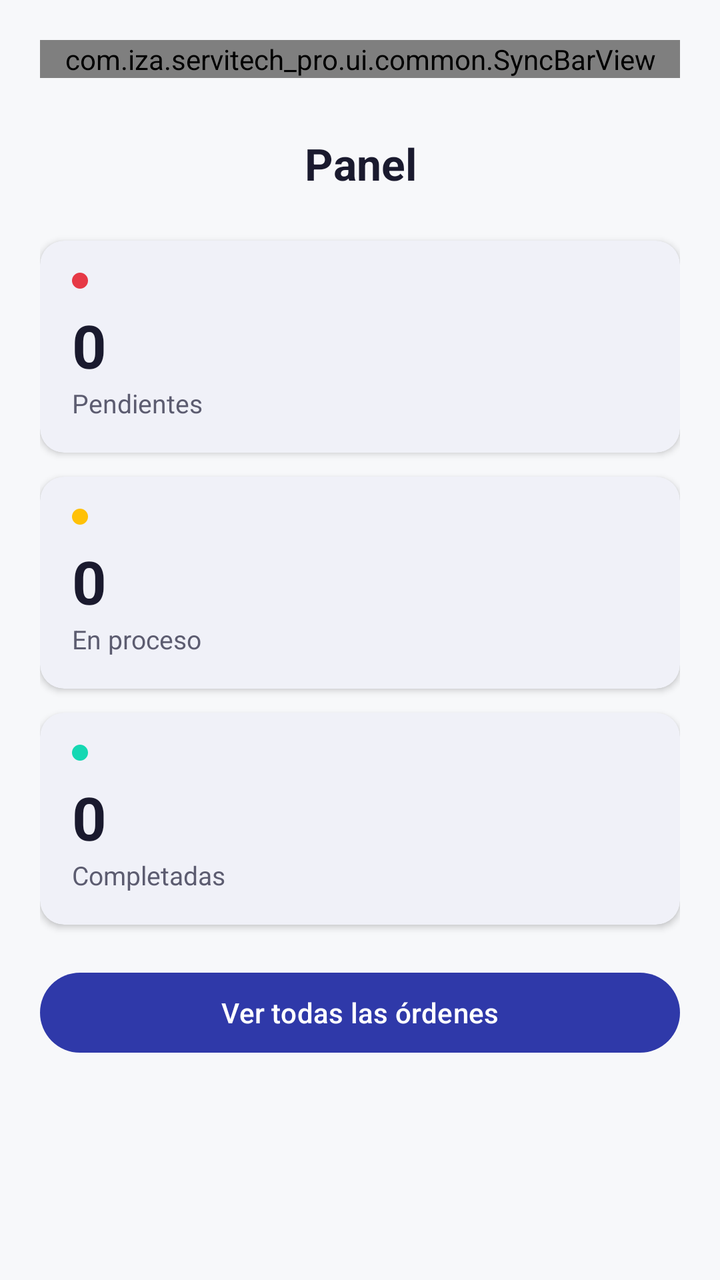
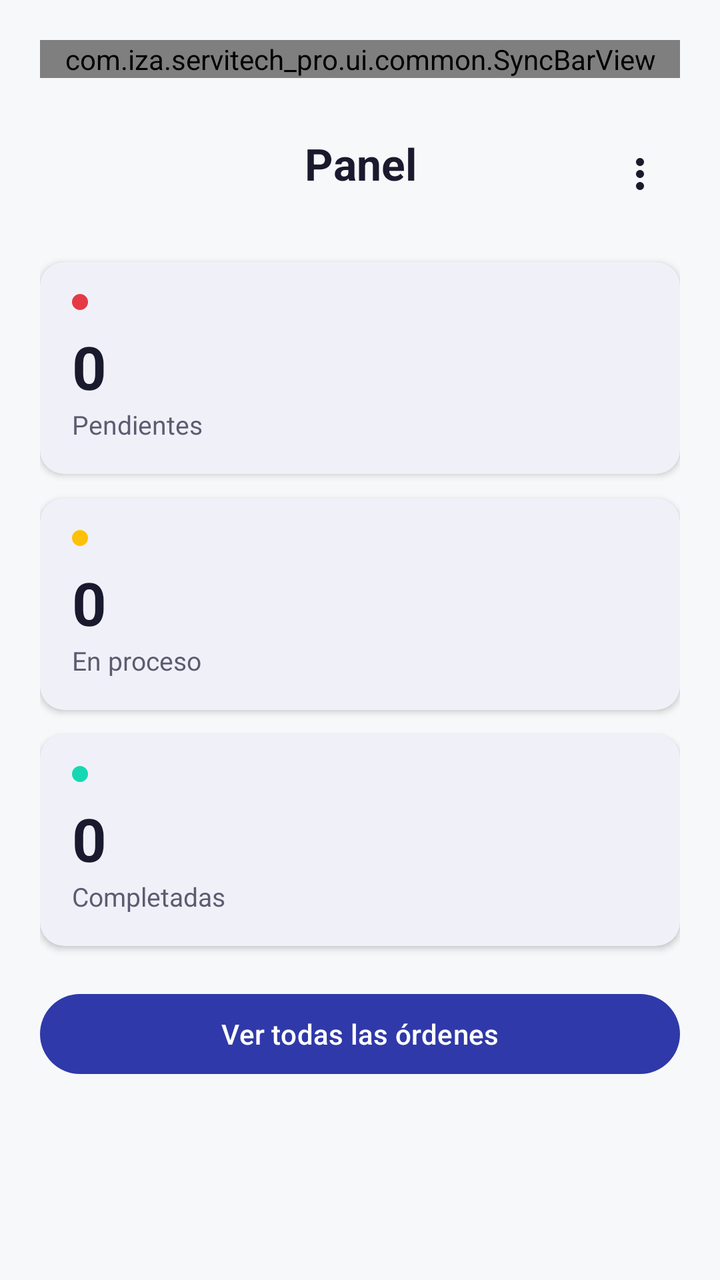

An Android layout rendered at two revisions. The XML below is the earlier revision; the diff shows what the commit changed to produce the second picture.
<!-- AndroidManifest.xml: application theme Theme.Servitech_Pro -->
<!-- res/layout/activity_dashboard.xml -->
<?xml version="1.0" encoding="utf-8"?>
<ScrollView xmlns:android="http://schemas.android.com/apk/res/android"
    xmlns:app="http://schemas.android.com/apk/res-auto"
    android:layout_width="match_parent"
    android:layout_height="match_parent"
    android:background="@color/sv_background"
    android:fillViewport="true"
    android:fitsSystemWindows="true">

    <LinearLayout
        android:layout_width="match_parent"
        android:layout_height="wrap_content"
        android:orientation="vertical"
        android:padding="20dp">

        <com.iza.servitech_pro.ui.common.SyncBarView
            android:id="@+id/syncBar"
            android:layout_width="match_parent"
            android:layout_height="wrap_content" />

        <TextView
            android:layout_width="match_parent"
            android:layout_height="wrap_content"
            android:layout_marginTop="28dp"
            android:layout_marginBottom="24dp"
            android:gravity="center"
            android:text="@string/panel_titulo"
            android:textColor="@color/sv_text_primary"
            android:textSize="22sp"
            android:textStyle="bold" />

        
        <com.google.android.material.card.MaterialCardView
            android:id="@+id/cardPendientes"
            android:layout_width="match_parent"
            android:layout_height="wrap_content"
            android:layout_marginBottom="12dp"
            app:cardBackgroundColor="@color/sv_surface"
            app:cardCornerRadius="12dp"
            app:cardElevation="2dp"
            app:strokeWidth="0dp">

            <LinearLayout
                android:layout_width="match_parent"
                android:layout_height="wrap_content"
                android:orientation="vertical"
                android:padding="16dp">

                <View
                    android:layout_width="8dp"
                    android:layout_height="8dp"
                    android:background="@drawable/bg_dot"
                    android:backgroundTint="@color/sv_status_pending" />

                <TextView
                    android:id="@+id/tvPendientes"
                    android:layout_width="wrap_content"
                    android:layout_height="wrap_content"
                    android:layout_marginTop="8dp"
                    android:text="0"
                    android:textColor="@color/sv_text_primary"
                    android:textSize="30sp"
                    android:textStyle="bold" />

                <TextView
                    android:layout_width="wrap_content"
                    android:layout_height="wrap_content"
                    android:text="@string/panel_pendientes"
                    android:textColor="@color/sv_text_secondary"
                    android:textSize="13sp" />
            </LinearLayout>
        </com.google.android.material.card.MaterialCardView>

        
        <com.google.android.material.card.MaterialCardView
            android:id="@+id/cardEnProceso"
            android:layout_width="match_parent"
            android:layout_height="wrap_content"
            android:layout_marginBottom="12dp"
            app:cardBackgroundColor="@color/sv_surface"
            app:cardCornerRadius="12dp"
            app:cardElevation="2dp"
            app:strokeWidth="0dp">

            <LinearLayout
                android:layout_width="match_parent"
                android:layout_height="wrap_content"
                android:orientation="vertical"
                android:padding="16dp">

                <View
                    android:layout_width="8dp"
                    android:layout_height="8dp"
                    android:background="@drawable/bg_dot"
                    android:backgroundTint="@color/sv_status_progress" />

                <TextView
                    android:id="@+id/tvEnProceso"
                    android:layout_width="wrap_content"
                    android:layout_height="wrap_content"
                    android:layout_marginTop="8dp"
                    android:text="0"
                    android:textColor="@color/sv_text_primary"
                    android:textSize="30sp"
                    android:textStyle="bold" />

                <TextView
                    android:layout_width="wrap_content"
                    android:layout_height="wrap_content"
                    android:text="@string/panel_en_proceso"
                    android:textColor="@color/sv_text_secondary"
                    android:textSize="13sp" />
            </LinearLayout>
        </com.google.android.material.card.MaterialCardView>

        
        <com.google.android.material.card.MaterialCardView
            android:id="@+id/cardCompletadas"
            android:layout_width="match_parent"
            android:layout_height="wrap_content"
            app:cardBackgroundColor="@color/sv_surface"
            app:cardCornerRadius="12dp"
            app:cardElevation="2dp"
            app:strokeWidth="0dp">

            <LinearLayout
                android:layout_width="match_parent"
                android:layout_height="wrap_content"
                android:orientation="vertical"
                android:padding="16dp">

                <View
                    android:layout_width="8dp"
                    android:layout_height="8dp"
                    android:background="@drawable/bg_dot"
                    android:backgroundTint="@color/sv_status_completed" />

                <TextView
                    android:id="@+id/tvCompletadas"
                    android:layout_width="wrap_content"
                    android:layout_height="wrap_content"
                    android:layout_marginTop="8dp"
                    android:text="0"
                    android:textColor="@color/sv_text_primary"
                    android:textSize="30sp"
                    android:textStyle="bold" />

                <TextView
                    android:layout_width="wrap_content"
                    android:layout_height="wrap_content"
                    android:text="@string/panel_completadas"
                    android:textColor="@color/sv_text_secondary"
                    android:textSize="13sp" />
            </LinearLayout>
        </com.google.android.material.card.MaterialCardView>
        <com.google.android.material.button.MaterialButton
            android:id="@+id/btnVerTodas"
            android:layout_width="match_parent"
            android:layout_height="wrap_content"
            android:layout_marginTop="20dp"
            android:text="@string/panel_ver_todas" />
    </LinearLayout>
</ScrollView>
<!-- resources referenced by this layout -->
<resources>
  <color name="sv_background">#F7F8FA</color>
  <color name="sv_status_completed">#15D8B3</color>
  <color name="sv_status_pending">#E63946</color>
  <color name="sv_status_progress">#FFC107</color>
  <color name="sv_surface">#FFFFFF</color>
  <color name="sv_text_primary">#1A1A2E</color>
  <color name="sv_text_secondary">#5C5C70</color>
  <!-- drawable bg_dot (drawable) -->
  <?xml version="1.0" encoding="utf-8"?>
  <shape xmlns:android="http://schemas.android.com/apk/res/android" android:shape="oval">
      <solid android:color="#FFFFFF" />
  </shape>
  <string name="panel_completadas">Completadas</string>
  <string name="panel_en_proceso">En proceso</string>
  <string name="panel_pendientes">Pendientes</string>
  <string name="panel_titulo">Panel</string>
  <string name="panel_ver_todas">Ver todas las órdenes</string>
  <style name="Theme.Servitech_Pro" parent="Base.Theme.Servitech_Pro" />
  <style name="Base.Theme.Servitech_Pro" parent="Theme.Material3.DayNight.NoActionBar">
          <item name="colorPrimary">@color/sv_primary</item>
          <item name="colorOnPrimary">@color/sv_on_primary</item>
          <item name="colorSecondary">@color/sv_secondary</item>
          <item name="colorOnSecondary">@color/sv_on_primary</item>
          <item name="colorTertiary">@color/sv_accent</item>
          <item name="colorSurface">@color/sv_surface</item>
          <item name="colorOnSurface">@color/sv_text_primary</item>
          <item name="colorOnSurfaceVariant">@color/sv_text_secondary</item>
          <item name="colorOutline">@color/sv_border</item>
          <item name="colorError">@color/sv_status_pending</item>
          <item name="android:colorBackground">@color/sv_background</item>
          <item name="colorOnBackground">@color/sv_text_primary</item>
          <item name="android:windowBackground">@color/sv_background</item>
          <item name="android:statusBarColor">@color/sv_background</item>
          <item name="android:navigationBarColor">@color/sv_background</item>
          <item name="android:windowLightStatusBar">true</item>
      </style>
  <color name="sv_primary">#2F39A9</color>
  <color name="sv_on_primary">#FFFFFF</color>
  <color name="sv_secondary">#2E6FA0</color>
  <color name="sv_accent">#49A4BB</color>
  <color name="sv_border">#DDE0E8</color>
</resources>

<!-- the commit's change to res/layout/activity_dashboard.xml (unified diff, before → after) -->
@@ -18,16 +18,34 @@
             android:layout_width="match_parent"
             android:layout_height="wrap_content" />
 
-        <TextView
+        <FrameLayout
             android:layout_width="match_parent"
             android:layout_height="wrap_content"
             android:layout_marginTop="28dp"
-            android:layout_marginBottom="24dp"
-            android:gravity="center"
-            android:text="@string/panel_titulo"
-            android:textColor="@color/sv_text_primary"
-            android:textSize="22sp"
-            android:textStyle="bold" />
+            android:layout_marginBottom="24dp">
+
+            <TextView
+                android:layout_width="match_parent"
+                android:layout_height="wrap_content"
+                android:gravity="center"
+                android:text="@string/panel_titulo"
+                android:textColor="@color/sv_text_primary"
+                android:textSize="22sp"
+                android:textStyle="bold" />
+
+            <ImageView
+                android:id="@+id/btnMenu"
+                android:layout_width="40dp"
+                android:layout_height="40dp"
+                android:layout_gravity="end|center_vertical"
+                android:background="?attr/selectableItemBackgroundBorderless"
+                android:clickable="true"
+                android:contentDescription="@string/menu_mas"
+                android:focusable="true"
+                android:padding="8dp"
+                android:src="@drawable/ic_more_vert"
+                app:tint="@color/sv_text_primary" />
+        </FrameLayout>
 
         
         <com.google.android.material.card.MaterialCardView
<!-- resource entries referenced after the edit -->
@@ -12,6 +12,15 @@
   <shape xmlns:android="http://schemas.android.com/apk/res/android" android:shape="oval">
       <solid android:color="#FFFFFF" />
   </shape>
+  <!-- drawable ic_more_vert (drawable) -->
+  <?xml version="1.0" encoding="utf-8"?>
+  <vector xmlns:android="http://schemas.android.com/apk/res/android"
+      android:width="24dp" android:height="24dp"
+      android:viewportWidth="24" android:viewportHeight="24">
+      <path android:fillColor="#FFFFFFFF"
+          android:pathData="M12,8c1.1,0 2,-0.9 2,-2s-0.9,-2 -2,-2 -2,0.9 -2,2 0.9,2 2,2zM12,10c-1.1,0 -2,0.9 -2,2s0.9,2 2,2 2,-0.9 2,-2 -0.9,-2 -2,-2zM12,16c-1.1,0 -2,0.9 -2,2s0.9,2 2,2 2,-0.9 2,-2 -0.9,-2 -2,-2z" />
+  </vector>
+  <string name="menu_mas">Más opciones</string>
   <string name="panel_completadas">Completadas</string>
   <string name="panel_en_proceso">En proceso</string>
   <string name="panel_pendientes">Pendientes</string>
